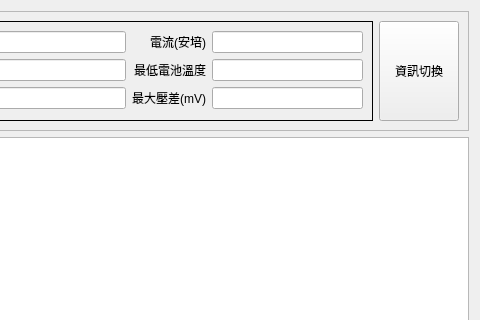
Old version of the form frmstackview.ui in the repository haoyi-jason/BMS_HY01_old; both pictures show x 800 to 1280 and y 0 to 320 of the 1280 by 600 pixel window.
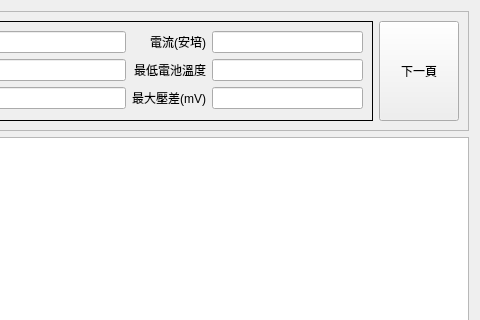
New version of the form.

What changed in the file:
```diff
--- a/frmstackview.ui
+++ b/frmstackview.ui
@@ -435,7 +435,7 @@
          <string notr="true"/>
         </property>
         <property name="text">
-         <string>資訊切換</string>
+         <string>下一頁</string>
         </property>
         <property name="autoDefault">
          <bool>false</bool>
```
